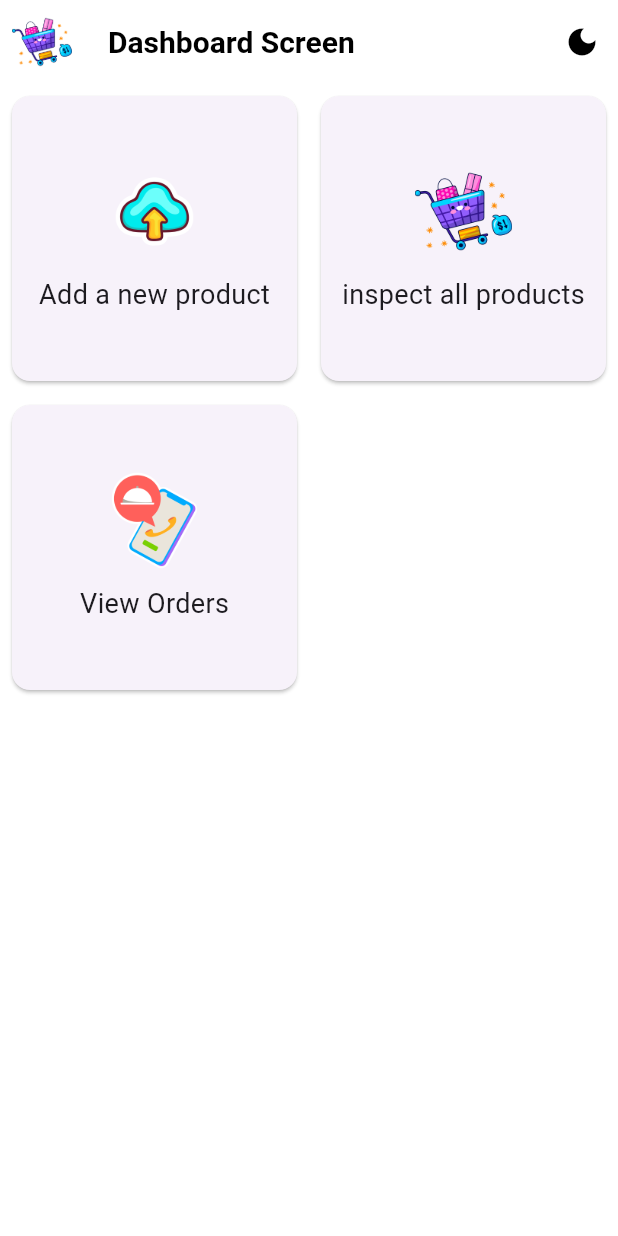
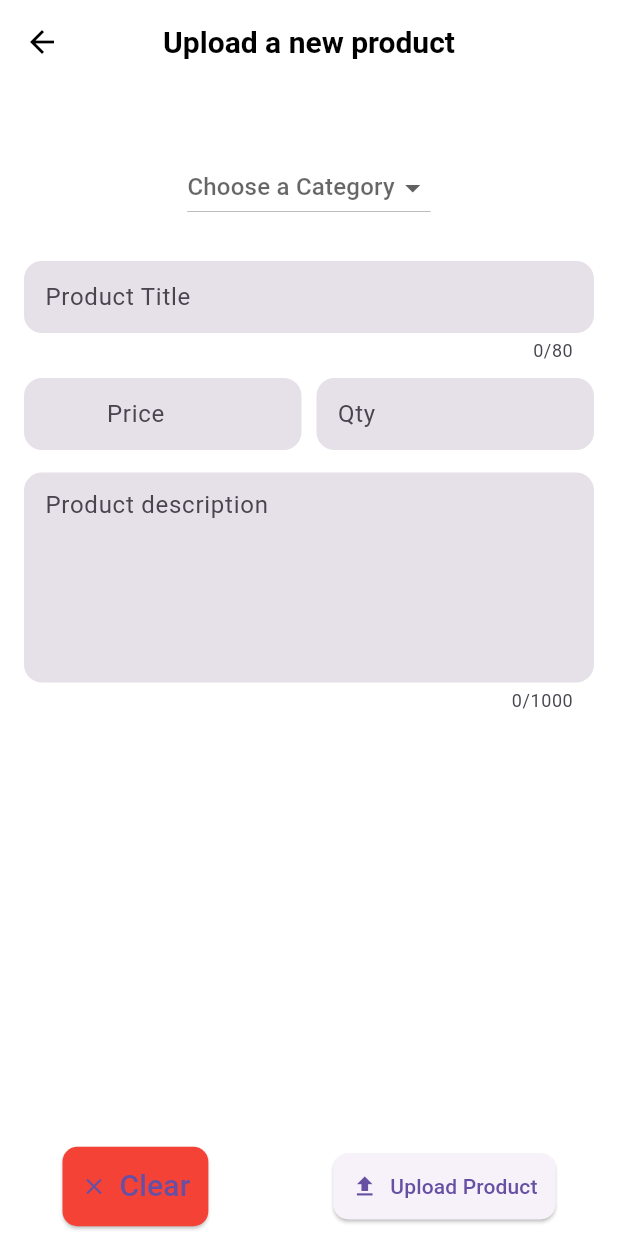
Before and after one commit to Ilevander/Flutter-ecom-shop-Application, a Flutter app: the screen it shows after launch, after a tap on "Add a new product", on a phone screen of 412 x 824 dp. Run offline on Flutter 3.47's test engine with Material 3 defaults, Android fonts, the light colour scheme and no system bars; our stand-ins replace card_swiper, fancy_shimmer_image, flutter_iconly, image_picker, ionicons, shared_preferences and 1 more; missing offline and left inert: dynamic_height_grid_view.

Commit message:
Admin Panel APP: Implement the Upload Screen

```diff
--- a/elamri_shop_admin/lib/const/app_constants.dart
+++ b/elamri_shop_admin/lib/const/app_constants.dart
@@ -1,3 +1,5 @@
+import 'package:flutter/material.dart';
+
 class AppConstants {
   static const String imageUrl =
       'https://i.ibb.co/8r1Ny2n/20-Nike-Air-Force-1-07.png';
@@ -13,4 +15,16 @@
     'Cosmetics',
     "Accessories",
   ];
+
+  static List<DropdownMenuItem<String>>? get categoriesDropDownList {
+    List<DropdownMenuItem<String>>? menuItem =
+        List<DropdownMenuItem<String>>.generate(
+      categoriesList.length,
+      (index) => DropdownMenuItem(
+        value: categoriesList[index],
+        child: Text(categoriesList[index]),
+      ),
+    );
+    return menuItem;
+  }
 }
--- a/elamri_shop_admin/lib/main.dart
+++ b/elamri_shop_admin/lib/main.dart
@@ -1,4 +1,5 @@
 
+import 'package:elamri_shop_admin/screens/edit_upload_product_form.dart';
 import 'package:flutter/material.dart';
 import 'package:provider/provider.dart';
 
@@ -38,6 +39,8 @@
           routes: {
             OrdersScreenFree.routeName: (context) => const OrdersScreenFree(),
             SearchScreen.routeName: (context) => const SearchScreen(),
+            EditOrUploadProductScreen.routeName: (context) =>
+                const EditOrUploadProductScreen(),
           },
         );
       }),
--- a/elamri_shop_admin/lib/models/dashboard_btn_model.dart
+++ b/elamri_shop_admin/lib/models/dashboard_btn_model.dart
@@ -1,3 +1,4 @@
+import 'package:elamri_shop_admin/screens/edit_upload_product_form.dart';
 import 'package:elamri_shop_admin/screens/inner_screen/orders/orders_screen.dart';
 import 'package:elamri_shop_admin/screens/search_screen.dart';
 import 'package:flutter/material.dart';
@@ -18,7 +19,9 @@
         DashboardButtonsModel(
           text: "Add a new product",
           imagePath: AssetsManager.cloud,
-          onPressed: () {},
+          onPressed: () {
+            Navigator.pushNamed(context, EditOrUploadProductScreen.routeName);
+          },
         ),
         DashboardButtonsModel(
           text: "inspect all products",
--- /dev/null
+++ b/elamri_shop_admin/lib/screens/edit_upload_product_form.dart
@@ -0,0 +1,315 @@
+import 'dart:io';
+
+import 'package:elamri_shop_admin/const/app_constants.dart';
+import 'package:elamri_shop_admin/const/validator.dart';
+import 'package:elamri_shop_admin/services/my_app_functions.dart';
+import 'package:flutter/material.dart';
+import 'package:flutter/services.dart';
+import 'package:image_picker/image_picker.dart';
+
+import '../widgets/subtitle_text.dart';
+import '../widgets/title_text.dart';
+
+class EditOrUploadProductScreen extends StatefulWidget {
+  static const routeName = '/EditOrUploadProductScreen';
+
+  const EditOrUploadProductScreen({super.key});
+  @override
+  State<EditOrUploadProductScreen> createState() =>
+      _EditOrUploadProductScreenState();
+}
+
+class _EditOrUploadProductScreenState extends State<EditOrUploadProductScreen> {
+  final _formKey = GlobalKey<FormState>();
+  XFile? _pickedImage;
+  late TextEditingController _titleController,
+      _priceController,
+      _descriptionController,
+      _quantityController;
+  String? _categoryValue;
+  @override
+  void initState() {
+    _titleController = TextEditingController(text: "");
+    _priceController = TextEditingController(text: "");
+    _descriptionController = TextEditingController(text: "");
+    _quantityController = TextEditingController(text: "");
+
+    super.initState();
+  }
+
+  @override
+  void dispose() {
+    _titleController.dispose();
+    _priceController.dispose();
+    _descriptionController.dispose();
+    _quantityController.dispose();
+    super.dispose();
+  }
+
+  void clearForm() {
+    _titleController.clear();
+    _priceController.clear();
+    _descriptionController.clear();
+    _quantityController.clear();
+    removePickedImage();
+  }
+
+  void removePickedImage() {
+    setState(() {
+      _pickedImage = null;
+    });
+  }
+
+  Future<void> _uploadProduct() async {
+    if (_pickedImage == null) {
+      MyAppFunctions.showErrorOrWarningDialog(
+        context: context,
+        subtitle: "Please pick up an image",
+        fct: () {},
+      );
+
+      return;
+    }
+    final isValid = _formKey.currentState!.validate();
+    FocusScope.of(context).unfocus();
+    if (isValid) {}
+  }
+
+  Future<void> _editProduct() async {
+    final isValid = _formKey.currentState!.validate();
+    FocusScope.of(context).unfocus();
+    if (_pickedImage == null) {
+      MyAppFunctions.showErrorOrWarningDialog(
+        context: context,
+        subtitle: "Please pick up an image",
+        fct: () {},
+      );
+      return;
+    }
+    if (isValid) {}
+  }
+
+  Future<void> localImagePicker() async {
+    final ImagePicker picker = ImagePicker();
+    await MyAppFunctions.imagePickerDialog(
+      context: context,
+      cameraFCT: () async {
+        _pickedImage = await picker.pickImage(source: ImageSource.camera);
+        setState(() {});
+      },
+      galleryFCT: () async {
+        _pickedImage = await picker.pickImage(source: ImageSource.gallery);
+        setState(() {});
+      },
+      removeFCT: () {
+        setState(() {
+          _pickedImage = null;
+        });
+      },
+    );
+  }
+
+  @override
+  Widget build(BuildContext context) {
+    final size = MediaQuery.of(context).size;
+    return GestureDetector(
+      onTap: () {
+        FocusScope.of(context).unfocus();
+      },
+      child: Scaffold(
+        bottomSheet: SizedBox(
+          height: kBottomNavigationBarHeight + 10,
+          child: Material(
+            color: Theme.of(context).scaffoldBackgroundColor,
+            child: Row(
+              mainAxisAlignment: MainAxisAlignment.spaceAround,
+              children: [
+                ElevatedButton.icon(
+                  style: ElevatedButton.styleFrom(
+                    padding: const EdgeInsets.all(12),
+                    backgroundColor: Colors.red,
+                    shape: RoundedRectangleBorder(
+                      borderRadius: BorderRadius.circular(
+                        10,
+                      ),
+                    ),
+                  ),
+                  icon: const Icon(Icons.clear),
+                  label: const Text(
+                    "Clear",
+                    style: TextStyle(
+                      fontSize: 20,
+                    ),
+                  ),
+                  onPressed: () {},
+                ),
+                ElevatedButton.icon(
+                  style: ElevatedButton.styleFrom(
+                    padding: const EdgeInsets.all(12),
+                    // backgroundColor: Colors.red,
+                    shape: RoundedRectangleBorder(
+                      borderRadius: BorderRadius.circular(
+                        10,
+                      ),
+                    ),
+                  ),
+                  icon: const Icon(Icons.upload),
+                  label: const Text(
+                    "Upload Product",
+                  ),
+                  onPressed: () {
+                    _uploadProduct();
+                  },
+                ),
+              ],
+            ),
+          ),
+        ),
+        appBar: AppBar(
+          centerTitle: true,
+          title: const TitlesTextWidget(
+            label: "Upload a new product",
+          ),
+        ),
+        body: SafeArea(
+          child: SingleChildScrollView(
+            child: Column(
+              children: [
+                const SizedBox(
+                  height: 20,
+                ),
+                // TODO: Implement the image picker
+                // Image Picker
+
+                const SizedBox(
+                  height: 25,
+                ),
+
+                // Category dropdown widget
+                DropdownButton(
+                    items: AppConstants.categoriesDropDownList,
+                    value: _categoryValue,
+                    hint: const Text("Choose a Category"),
+                    onChanged: (String? value) {
+                      setState(() {
+                        _categoryValue = value;
+                      });
+                    }),
+                const SizedBox(
+                  height: 25,
+                ),
+                Padding(
+                  padding:
+                      const EdgeInsets.symmetric(horizontal: 16, vertical: 0),
+                  child: Form(
+                    key: _formKey,
+                    child: Column(
+                      children: [
+                        TextFormField(
+                          controller: _titleController,
+                          key: const ValueKey('Title'),
+                          maxLength: 80,
+                          minLines: 1,
+                          maxLines: 2,
+                          keyboardType: TextInputType.multiline,
+                          textInputAction: TextInputAction.newline,
+                          decoration: const InputDecoration(
+                            hintText: 'Product Title',
+                          ),
+                          validator: (value) {
+                            return MyValidators.uploadProdTexts(
+                              value: value,
+                              toBeReturnedString: "Please enter a valid title",
+                            );
+                          },
+                        ),
+                        const SizedBox(
+                          height: 10,
+                        ),
+                        Row(
+                          children: [
+                            Flexible(
+                              flex: 1,
+                              child: TextFormField(
+                                controller: _priceController,
+                                key: const ValueKey('Price \MAD'),
+                                keyboardType: TextInputType.number,
+                                inputFormatters: <TextInputFormatter>[
+                                  FilteringTextInputFormatter.allow(
+                                    RegExp(r'^(\d+)?\.?\d{0,2}'),
+                                  ),
+                                ],
+                                decoration: const InputDecoration(
+                                    hintText: 'Price',
+                                    prefix: SubtitleTextWidget(
+                                      label: "\MAD ",
+                                      color: Colors.blue,
+                                      fontSize: 16,
+                                    )),
+                                validator: (value) {
+                                  return MyValidators.uploadProdTexts(
+                                    value: value,
+                                    toBeReturnedString: "Price is missing",
+                                  );
+                                },
+                              ),
+                            ),
+                            const SizedBox(
+                              width: 10,
+                            ),
+                            Flexible(
+                              flex: 1,
+                              child: TextFormField(
+                                inputFormatters: [
+                                  FilteringTextInputFormatter.digitsOnly
+                                ],
+                                controller: _quantityController,
+                                keyboardType: TextInputType.number,
+                                key: const ValueKey('Quantity'),
+                                decoration: const InputDecoration(
+                                  hintText: 'Qty',
+                                ),
+                                validator: (value) {
+                                  return MyValidators.uploadProdTexts(
+                                    value: value,
+                                    toBeReturnedString: "Quantity is missed",
+                                  );
+                                },
+                              ),
+                            ),
+                          ],
+                        ),
+                        const SizedBox(height: 15),
+                        TextFormField(
+                          key: const ValueKey('Description'),
+                          controller: _descriptionController,
+                          minLines: 5,
+                          maxLines: 8,
+                          maxLength: 1000,
+                          textCapitalization: TextCapitalization.sentences,
+                          decoration: const InputDecoration(
+                            hintText: 'Product description',
+                          ),
+                          validator: (value) {
+                            return MyValidators.uploadProdTexts(
+                              value: value,
+                              toBeReturnedString: "Description is missed",
+                            );
+                          },
+                          onTap: () {},
+                        ),
+                      ],
+                    ),
+                  ),
+                ),
+                const SizedBox(
+                  height: kBottomNavigationBarHeight + 10,
+                )
+              ],
+            ),
+          ),
+        ),
+      ),
+    );
+  }
+}
--- a/elamri_shop_admin/lib/screens/inner_screen/orders/orders_widget.dart
+++ b/elamri_shop_admin/lib/screens/inner_screen/orders/orders_widget.dart
@@ -61,7 +61,7 @@
                       ),
                       Flexible(
                         child: SubtitleTextWidget(
-                          label: "11.99 \$",
+                          label: "11.99 \MAD",
                           fontSize: 15,
                           color: Colors.blue,
                         ),
```
